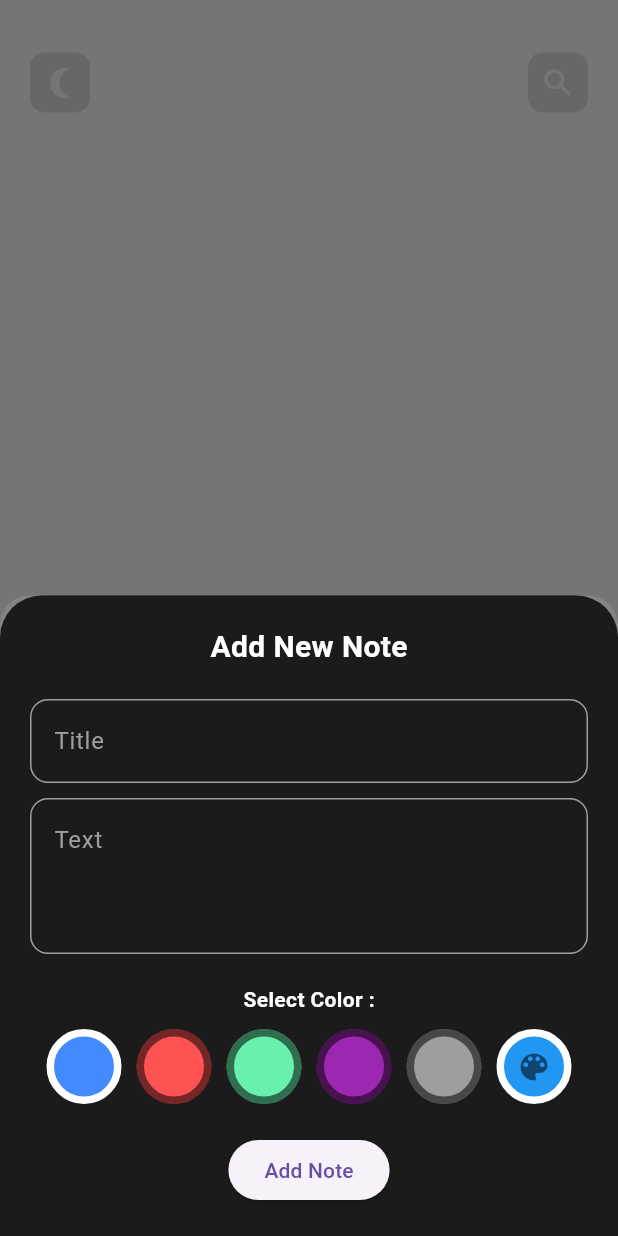
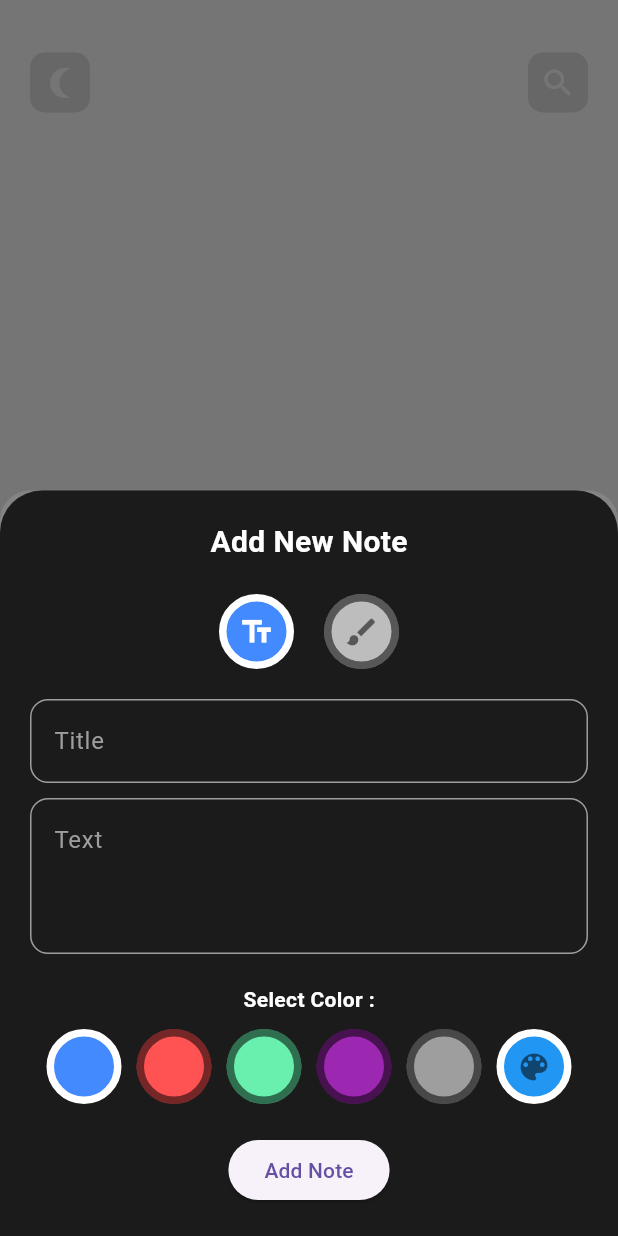
Before and after one commit to mortzaCFT/NoteApp, a Flutter app: the screen it shows after launch, after a tap on the "add" icon, on a phone screen of 412 x 824 dp. Run offline on Flutter 3.47's test engine with Material 3 defaults, Android fonts, the phone set to English and light mode, and no system bars; our stand-ins replace flutter_colorpicker, get, get_storage; missing offline and left inert: syncfusion_flutter_signaturepad.

Commit message:
Update AddNew.dart

```diff
--- a/lib/screens/components/AddNew.dart
+++ b/lib/screens/components/AddNew.dart
@@ -2,6 +2,11 @@ import 'package:flutter/material.dart';
 import 'package:flutter_colorpicker/flutter_colorpicker.dart';
 import 'package:get/get.dart';
 import 'package:notepad/controllers/data_controller.dart';
+import 'package:syncfusion_flutter_signaturepad/signaturepad.dart';
+import 'package:path_provider/path_provider.dart';
+import 'dart:typed_data';
+import 'dart:ui' as ui;
+import 'dart:io';
 
 class AddNew extends StatelessWidget {
   AddNew({super.key, required this.controller});
@@ -11,6 +16,10 @@ class AddNew extends StatelessWidget {
   final TextEditingController textController = TextEditingController();
 
   final DataController controller;
+
+  final RxBool isSignatureMode = false.obs;
+
+  final GlobalKey<SfSignaturePadState> _signatureKey = GlobalKey();
 
   @override
   Widget build(BuildContext context) {
@@ -29,6 +38,70 @@ class AddNew extends StatelessWidget {
                 color: Colors.white, fontSize: 20, fontWeight: FontWeight.bold),
           ),
           SizedBox(height: 20),
+          Row(
+            mainAxisAlignment: MainAxisAlignment.center,
+            children: [
+              GestureDetector(
+                onTap: () {
+                  isSignatureMode.value = false;
+                },
+                child: Obx(() => Container(
+                      width: 50,
+                      height: 50,
+                      decoration: BoxDecoration(
+                        color: isSignatureMode.value
+                            ? Colors.grey.shade400
+                            : Colors.blueAccent,
+                        border: Border.all(
+                          color: !isSignatureMode.value
+                              ? Colors.white
+                              : Colors.black54,
+                          width: 5,
+                        ),
+                        borderRadius: BorderRadius.circular(25),
+                      ),
+                      child: Icon(
+                        Icons.text_fields,
+                        color: !isSignatureMode.value
+                            ? Colors.white
+                            : Colors.black54,
+                      ),
+                    )),
+              ),
+              SizedBox(width: 20),
+              GestureDetector(
+                onTap: () {
+                  isSignatureMode.value = true;
+                },
+                child: Obx(() => Container(
+                      width: 50,
+                      height: 50,
+                      decoration: BoxDecoration(
+                        color: isSignatureMode.value
+                            ? Colors.greenAccent
+                            : Colors.grey.shade400,
+                        border: Border.all(
+                          color: isSignatureMode.value
+                              ? Colors.white
+                              : Colors.black54,
+                          width: 5,
+                        ),
+                        borderRadius: BorderRadius.circular(25),
+                      ),
+                      child: Icon(
+                        Icons.brush,
+                        color: isSignatureMode.value
+                            ? Colors.white
+                            : Colors.black54,
+                      ),
+                    )),
+              ),
+            ],
+          ),
+          SizedBox(height: 20),
+          Obx(() => !isSignatureMode.value
+              ? Column(
+                  children: [
                     TextField(
                       cursorColor: Colors.grey,
                       controller: titleController,
@@ -57,6 +130,13 @@ class AddNew extends StatelessWidget {
                       ),
                       maxLines: 3,
                     ),
+                  ],
+                )
+              : SfSignaturePad(
+                  key: _signatureKey,
+                  backgroundColor: Colors.grey[200],
+                  strokeColor: Colors.black,
+                )),
           SizedBox(height: 20),
           Text('Select Color :',
               style:
@@ -182,10 +262,29 @@ class AddNew extends StatelessWidget {
           ),
           SizedBox(height: 20),
           ElevatedButton(
-            onPressed: () {
+            onPressed: () async {
+              if (isSignatureMode.value) {
+                final image =
+                    await _signatureKey.currentState!.toImage(pixelRatio: 3.0);
+                final ByteData? bytes =
+                    await image.toByteData(format: ui.ImageByteFormat.png);
+                if (bytes != null) {
+                  final Uint8List signatureData = bytes.buffer.asUint8List();
+
+                  final directory = await getTemporaryDirectory();
+                  final String path =
+                      '${directory.path}/signature_${DateTime.now().millisecondsSinceEpoch}.png';
+
+                  final File file = File(path);
+                  await file.writeAsBytes(signatureData);
+
+                  controller.add_Note('', '', selectedColor.value, path);
+                }
+              } else {
                 String title = titleController.text;
                 String text = textController.text;
-              controller.add_Note(title, text, selectedColor.value);
+                controller.add_Note(title, text, selectedColor.value, null);
+              }
               Get.back();
             },
             child: Text('Add Note'),
@@ -224,3 +323,6 @@ class AddNew extends StatelessWidget {
     );
   }
 }
+
+
+/* Yeah ,...that was too long...*/
```
Lines whose indentation alone changed are shown as unchanged.
